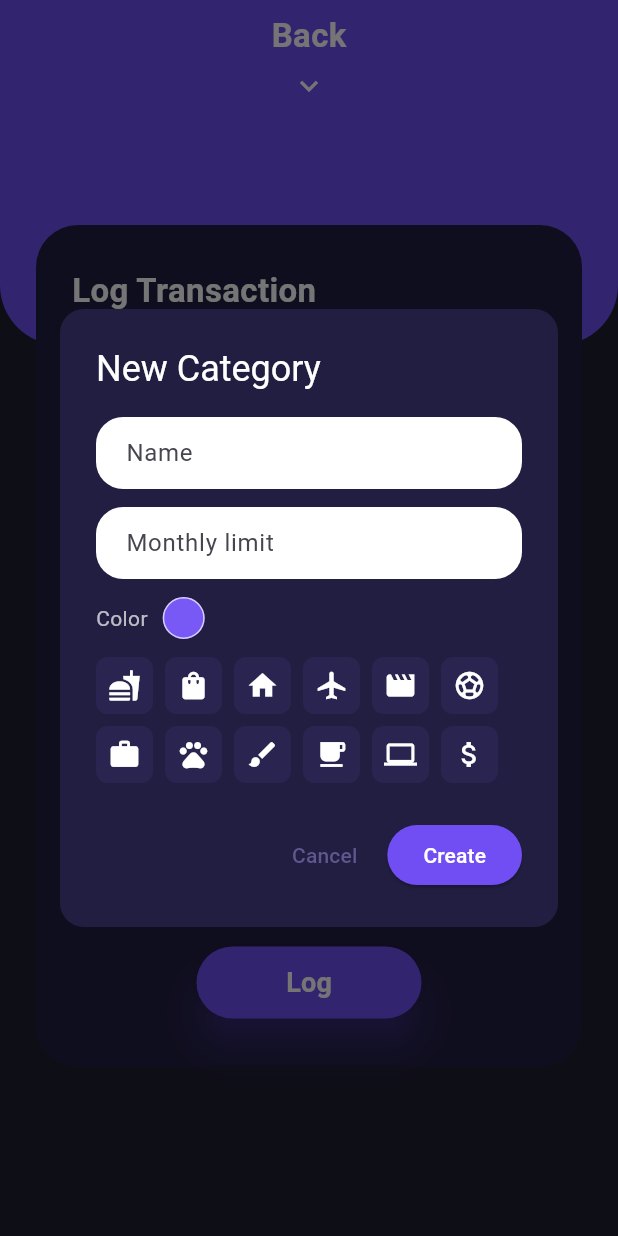
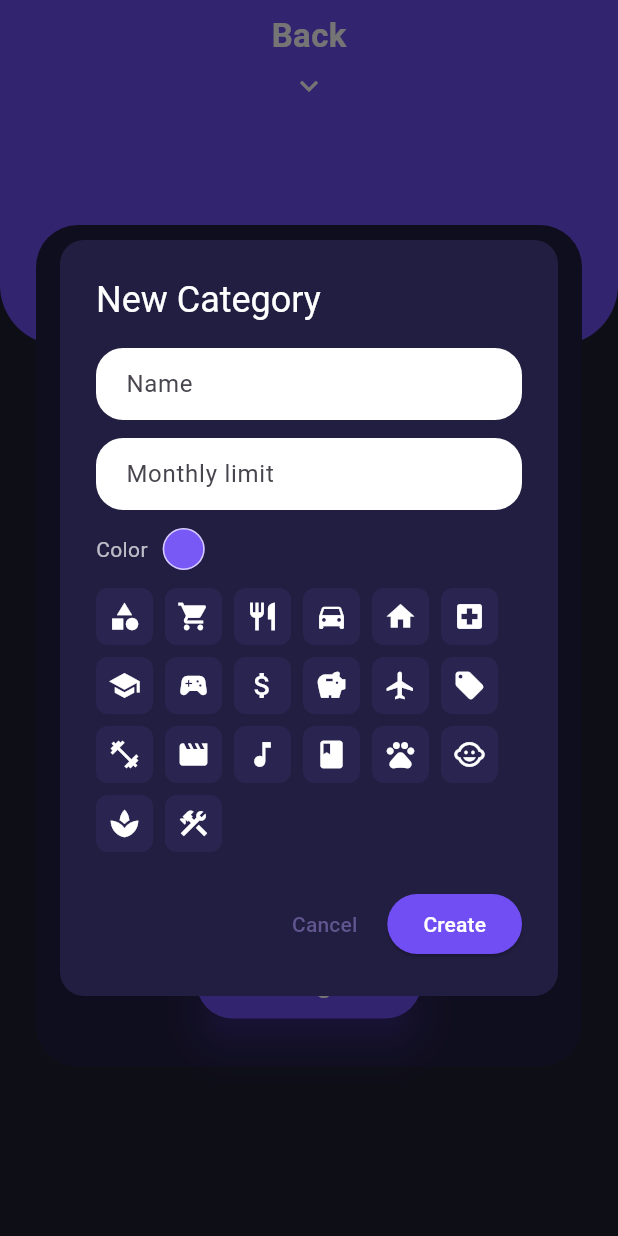
Before and after one commit to Nouraaabdullah/2025_GP1_9, a Flutter app: the LogTransactionManuallyPage screen opened directly, after a tap on the "add" icon, on a phone screen of 412 x 824 dp. Run offline on Flutter 3.47's test engine with Material 3 defaults, Android fonts, the phone set to English and light mode, and no system bars; our stand-ins replace font_awesome_flutter, supabase_flutter; accounts and stored records are empty; Roboto replaces fonts that are missing (Poppins).

Commit message:
Update log_transaction_manually.dart

```diff
--- a/lib/screens/Log/log_transaction_manually.dart
+++ b/lib/screens/Log/log_transaction_manually.dart
@@ -379,19 +379,28 @@ class _LogTransactionManuallyPageState extends State<LogTransactionManuallyPage>
     Color chosenColor = const Color(0xFF7959F5);
     IconData? chosenIcon;
 
+    // *** ICONS UPDATED TO MATCH YOUR TEAMMATE'S SET ***
     final availableIcons = <IconData>[
-      Icons.fastfood,
-      Icons.shopping_bag,
+      Icons.category,
+      Icons.shopping_cart,
+      Icons.restaurant,
+      Icons.directions_car,
       Icons.home,
-      Icons.airplanemode_active,
+      Icons.local_hospital,
+      Icons.school,
+      Icons.sports_esports,
+      Icons.attach_money,
+      Icons.savings,
+      Icons.flight,
+      Icons.local_offer,
+      Icons.fitness_center,
       Icons.movie,
-      Icons.sports_soccer,
-      Icons.work,
+      Icons.music_note,
+      Icons.book,
       Icons.pets,
-      Icons.brush,
-      Icons.local_cafe,
-      Icons.computer,
-      Icons.attach_money,
+      Icons.child_care,
+      Icons.spa,
+      Icons.construction,
     ];
 
     String? createdCategoryName;
```
